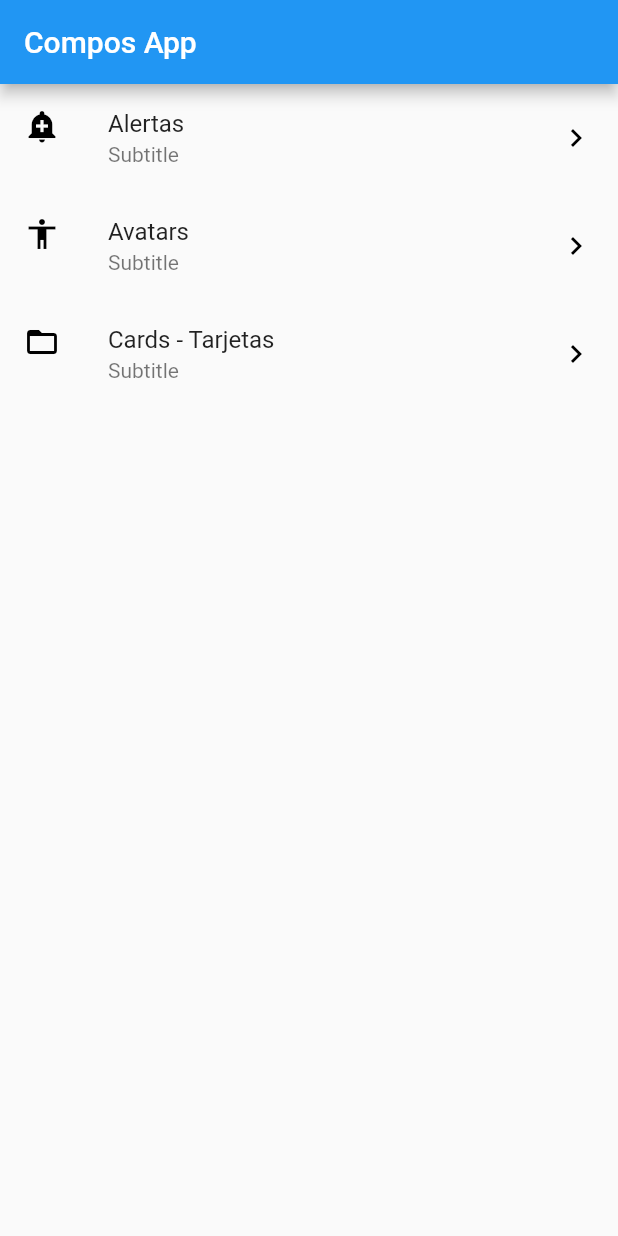
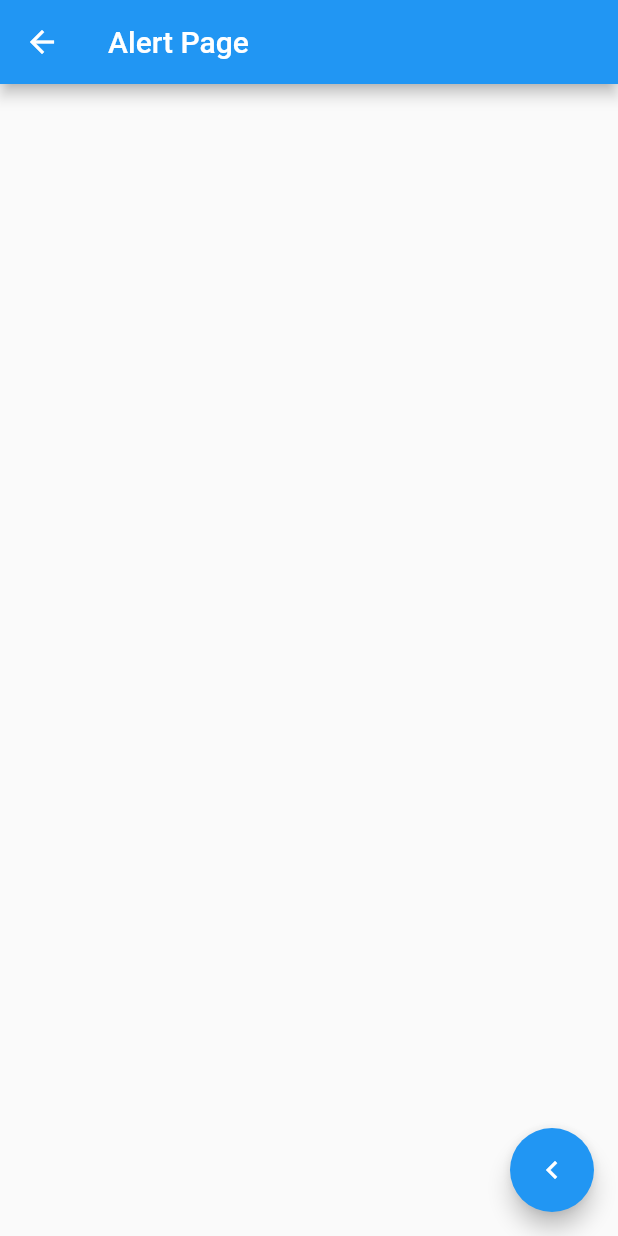
Before and after one commit to VictorParodi/Tools, a Flutter app: the screen it shows after launch, after a tap on "Alertas", on a phone screen of 412 x 824 dp. Run offline on Flutter 3.47's test engine with Material 2 defaults, Android fonts, the phone set to English and light mode, and no system bars.

Commit message:
[app1] commit 7: using basic navigation

```diff
--- /dev/null
+++ b/lib/src/pages/alert_page.dart
@@ -0,0 +1,16 @@
+import 'package:flutter/material.dart';
+
+class AlertPage extends StatelessWidget {
+  @override
+  Widget build(BuildContext context) {
+    return Container(
+      child: Scaffold(
+        appBar: AppBar(title: Text('Alert Page')),
+        floatingActionButton: FloatingActionButton(
+          onPressed: () => Navigator.pop(context),
+          child: Icon(Icons.chevron_left),
+        ),
+      ),
+    );
+  }
+}
--- a/lib/src/pages/home_page.dart
+++ b/lib/src/pages/home_page.dart
@@ -1,6 +1,7 @@
 import 'package:flutter/material.dart';
 import './../providers/menu_provider.dart';
 import './../utils/icons_utils.dart';
+import './alert_page.dart';
 
 class HomePage extends StatelessWidget {
   @override
@@ -17,13 +18,13 @@ class HomePage extends StatelessWidget {
       future: menuProvider.loadData(),
       builder: (context, AsyncSnapshot<List<dynamic>> snapshot) {
         return ListView(
-          children: _createItems(snapshot.data),
+          children: _createItems(snapshot.data, context),
         );
       },
     );
   }
 
-  List<Widget> _createItems(List<dynamic> data) {
+  List<Widget> _createItems(List<dynamic> data, context) {
     return data.map((item) {
       return ListTile(
         leading: getIcon(item['icon']),
@@ -31,7 +32,10 @@ class HomePage extends StatelessWidget {
         title: Text(item['texto']),
         subtitle: Text('Subtitle'),
         onLongPress: () {},
-        onTap: () {},
+        onTap: () {
+          final route = MaterialPageRoute(builder: (context) => AlertPage());
+          Navigator.push(context, route);
+        },
         );
     }).toList();
   }
```
Also changed, not shown: lib/src/pages/avatar_page.dart (added, +12 -0 lines).
